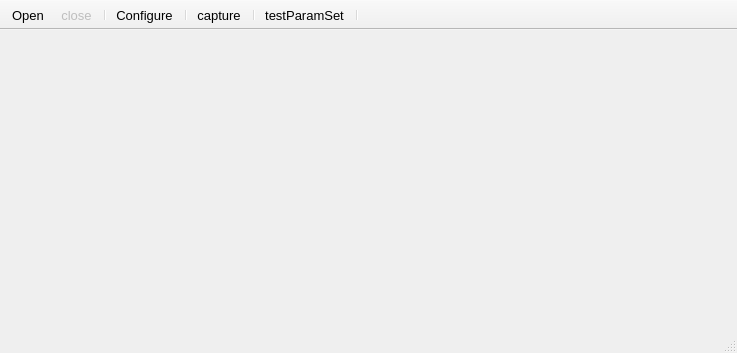
meiqua/video_robot_wifi_car, file mainwindow.ui: the form before one commit.
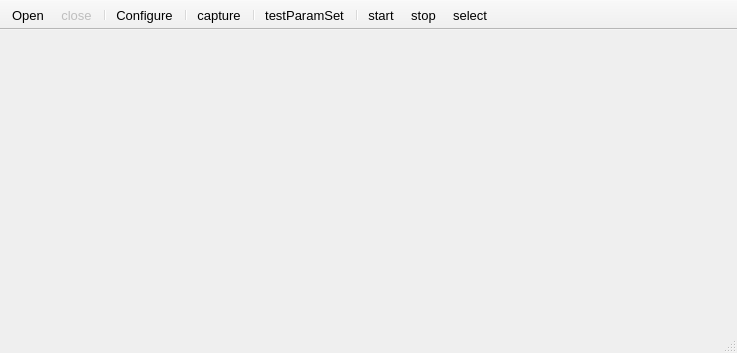
The form after the commit.

Patch:
```diff
--- a/mainwindow.ui
+++ b/mainwindow.ui
@@ -114,6 +114,9 @@
    <addaction name="separator"/>
    <addaction name="actionTestParamSet"/>
    <addaction name="separator"/>
+   <addaction name="actionStart"/>
+   <addaction name="actionStop"/>
+   <addaction name="actionSelect"/>
   </widget>
   <widget class="QStatusBar" name="statusBar">
    <property name="font">
@@ -160,6 +163,21 @@
     <string>testParamSet</string>
    </property>
   </action>
+  <action name="actionStart">
+   <property name="text">
+    <string>start</string>
+   </property>
+  </action>
+  <action name="actionStop">
+   <property name="text">
+    <string>stop</string>
+   </property>
+  </action>
+  <action name="actionSelect">
+   <property name="text">
+    <string>select</string>
+   </property>
+  </action>
  </widget>
  <layoutdefault spacing="6" margin="11"/>
  <resources/>
```
